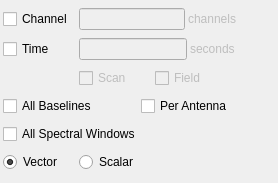
Above: code/plotms/Gui/PlotMSAveragingWidget.ui from radio-astro/casa before the change. Below: the same form after it.
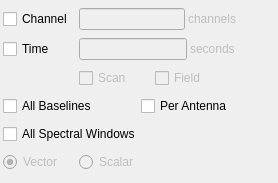
That is the form after the change.

Commit message:
Disable vector/scalar averaging in plotms GUI when no other averaging enabled
       New Development: No
            JIRA Issue: CAS-9682
        Ready for Test: Yes
     Interface Changes: No
What Interface Changed:
         Test Programs: test_plotms
  Put in Release Notes: No
             Module(s): plotms
           Description:
In the plotms GUI, the vector/scalar radio buttons are disabled unless other
averaging is checked.  Warnings are issued during cache loading if time
averaging is disabled when set to zero or scalar averaging is ignored

What changed in the file:
```diff
--- a/code/plotms/Gui/PlotMSAveragingWidget.ui
+++ b/code/plotms/Gui/PlotMSAveragingWidget.ui
@@ -200,6 +200,9 @@
      <property name="text">
       <string>Scalar</string>
      </property>
+     <property name="enabled">
+      <bool>false</bool>
+     </property>
     </widget>
    </item>
    <item row="5" column="0">
@@ -210,6 +213,9 @@
      <property name="checked">
       <bool>true</bool>
      </property>
+     <property name="enabled">
+      <bool>false</bool>
+     </property>
     </widget>
    </item>
   </layout>
```
The commit also changes 2 other files.
